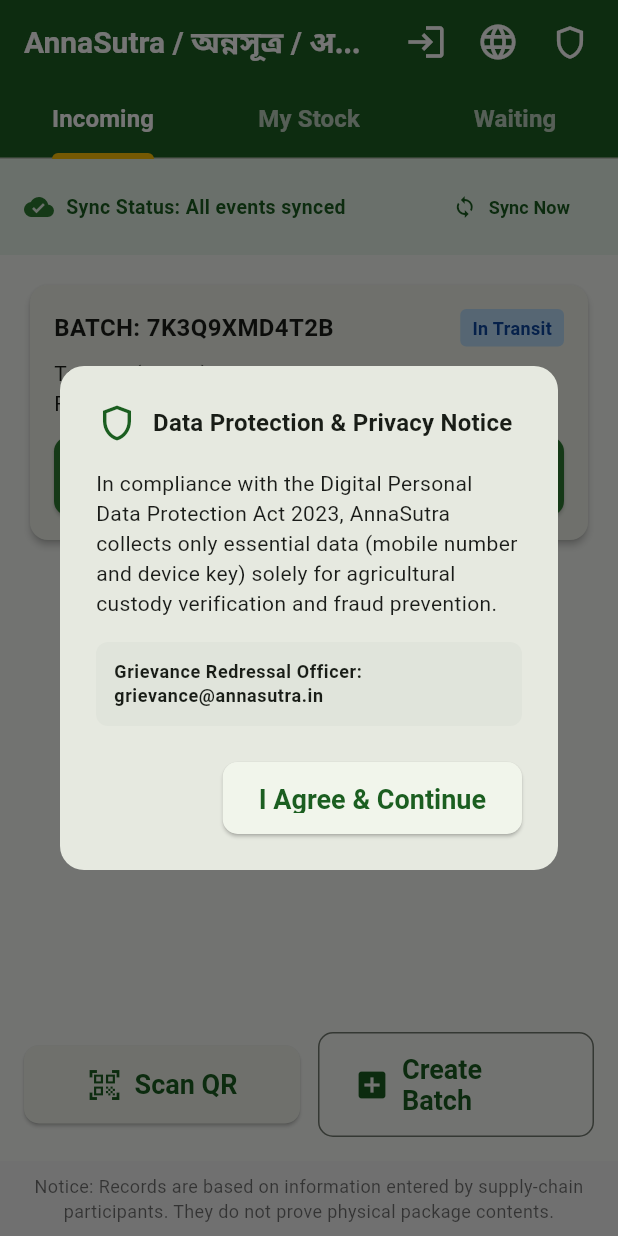
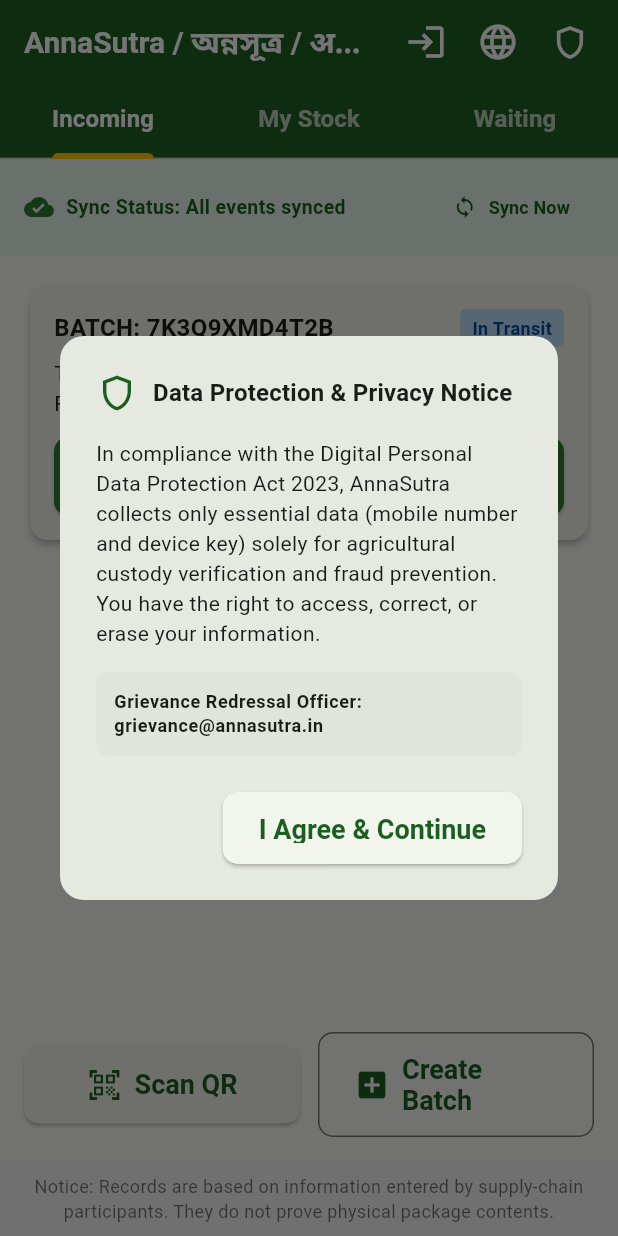
Before and after one commit to DevnetraConsultancy/annasutra, a Flutter app: the screen it shows after launch, after a tap on the "shield" icon, on a phone screen of 412 x 824 dp. Run offline on Flutter 3.47's test engine with Material 3 defaults, Android fonts, the phone set to English and light mode, and no system bars; our stand-ins replace dio, flutter_riverpod, flutter_secure_storage, go_router; missing offline and left inert: mobile_scanner.

Commit message:
fix(phase-4): resolve ruff unused vars and flutter localization imports in dpdp consent

```diff
--- a/mobile/lib/features/auth/presentation/dpdp_consent_dialog.dart
+++ b/mobile/lib/features/auth/presentation/dpdp_consent_dialog.dart
@@ -1,5 +1,51 @@
 import 'package:flutter/material.dart';
-import '../../../l10n/app_localizations.dart';
+
+/// Trilingual strings for DPDP Act 2023 / Rules 2025 compliance.
+class DpdpStrings {
+  static String title(String lang) {
+    switch (lang) {
+      case 'bn':
+        return 'তথ্য সুরক্ষা ও গোপনীয়তা বিজ্ঞপ্তি';
+      case 'hi':
+        return 'डेटा सुरक्षा एवं गोपनीयता सूचना';
+      default:
+        return 'Data Protection & Privacy Notice';
+    }
+  }
+
+  static String body(String lang) {
+    switch (lang) {
+      case 'bn':
+        return 'ডিজিটাল পার্সোনাল ডেটা প্রোটেকশন অ্যাক্ট ২০২৩ অনুসারে, অন্নসূত্র শুধুমাত্র কৃষি হেফাজত যাচাই ও জালিয়াতি প্রতিরোধের জন্য প্রয়োজনীয় তথ্য (মোবাইল নম্বর ও ডিভাইস কি) সংগ্রহ করে। আপনার তথ্য দেখার, সংশোধন করার বা মুছে ফেলার অধিকার রয়েছে।';
+      case 'hi':
+        return 'डिजिटल पर्सनल डेटा प्रोटेक्शन एक्ट 2023 के तहत, अन्नासूत्र केवल कृषि कस्टडी सत्यापन और धोखाधड़ी रोकथाम के लिए आवश्यक डेटा (मोबाइल नंबर और डिवाइस कुंजी) एकत्र करता है। आपको अपने डेटा को देखने, सुधारने या हटाने का अधिकार है।';
+      default:
+        return 'In compliance with the Digital Personal Data Protection Act 2023, AnnaSutra collects only essential data (mobile number and device key) solely for agricultural custody verification and fraud prevention. You have the right to access, correct, or erase your information.';
+    }
+  }
+
+  static String grievance(String lang) {
+    switch (lang) {
+      case 'bn':
+        return 'অভিযোগ নিষ্পত্তি কর্মকর্তা: grievance@annasutra.in';
+      case 'hi':
+        return 'शिकायत निवारण अधिकारी: grievance@annasutra.in';
+      default:
+        return 'Grievance Redressal Officer: grievance@annasutra.in';
+    }
+  }
+
+  static String button(String lang) {
+    switch (lang) {
+      case 'bn':
+        return 'আমি সম্মত ও এগিয়ে যান';
+      case 'hi':
+        return 'मैं सहमत हूँ एवं आगे बढ़ें';
+      default:
+        return 'I Agree & Continue';
+    }
+  }
+}
 
 /// DPDP Act 2023 / Rules 2025 compliant privacy notice & consent dialog.
 class DpdpConsentDialog extends StatelessWidget {
@@ -17,7 +63,7 @@
 
   @override
   Widget build(BuildContext context) {
-    final l10n = AppLocalizations.of(context);
+    final lang = Localizations.localeOf(context).languageCode;
     final theme = Theme.of(context);
 
     return AlertDialog(
@@ -28,7 +74,7 @@
           const SizedBox(width: 10),
           Expanded(
             child: Text(
-              l10n?.dpdpNoticeTitle ?? 'Data Protection & Privacy Notice',
+              DpdpStrings.title(lang),
               style: theme.textTheme.titleMedium?.copyWith(fontWeight: FontWeight.bold),
             ),
           ),
@@ -40,8 +86,7 @@
           mainAxisSize: MainAxisSize.min,
           children: [
             Text(
-              l10n?.dpdpNoticeBody ??
-                  'In compliance with the Digital Personal Data Protection Act 2023, AnnaSutra collects only essential data (mobile number and device key) solely for agricultural custody verification and fraud prevention.',
+              DpdpStrings.body(lang),
               style: theme.textTheme.bodyMedium,
             ),
             const SizedBox(height: 16),
@@ -52,7 +97,7 @@
                 borderRadius: BorderRadius.circular(8),
               ),
               child: Text(
-                l10n?.dpdpGrievanceContact ?? 'Grievance Redressal Officer: grievance@annasutra.in',
+                DpdpStrings.grievance(lang),
                 style: theme.textTheme.bodySmall?.copyWith(fontWeight: FontWeight.w600),
               ),
             ),
@@ -62,7 +107,7 @@
       actions: [
         Semantics(
           button: true,
-          label: l10n?.acceptAndContinue ?? 'I Agree & Continue',
+          label: DpdpStrings.button(lang),
           child: SizedBox(
             height: 48, // Accessible touch target size >= 48dp
             child: ElevatedButton(
@@ -70,7 +115,7 @@
                 Navigator.of(context).pop();
                 onConsentAccepted?.call();
               },
-              child: Text(l10n?.acceptAndContinue ?? 'I Agree & Continue'),
+              child: Text(DpdpStrings.button(lang)),
             ),
           ),
         ),
```
Also changed, not shown: 3 other files.
